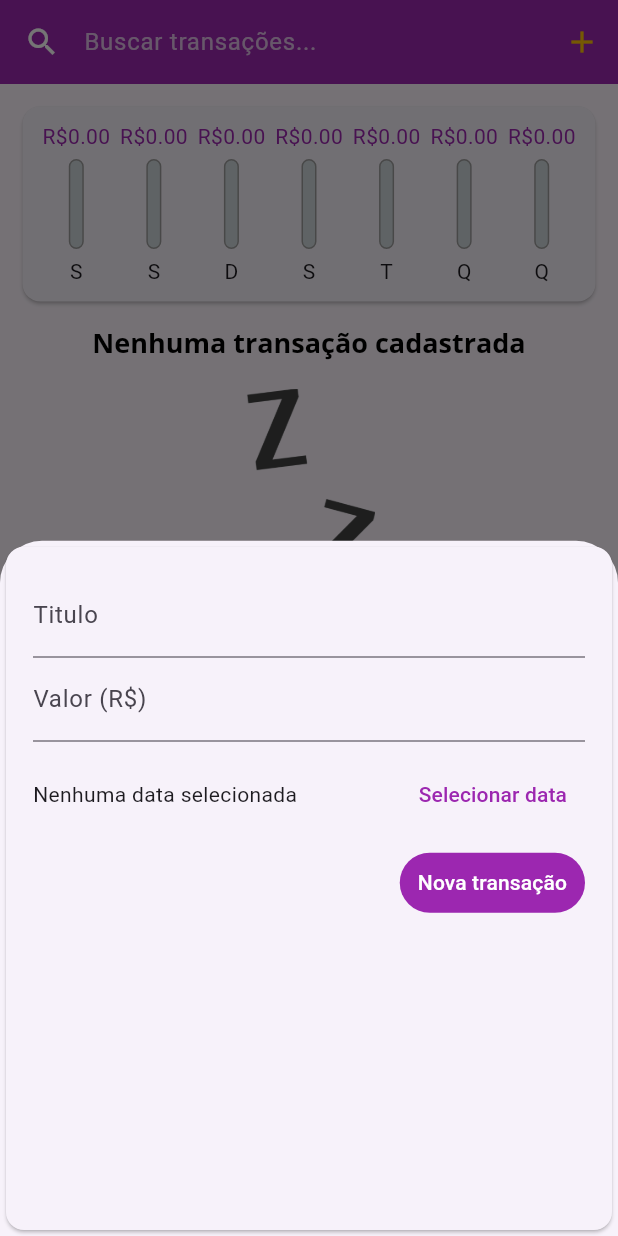
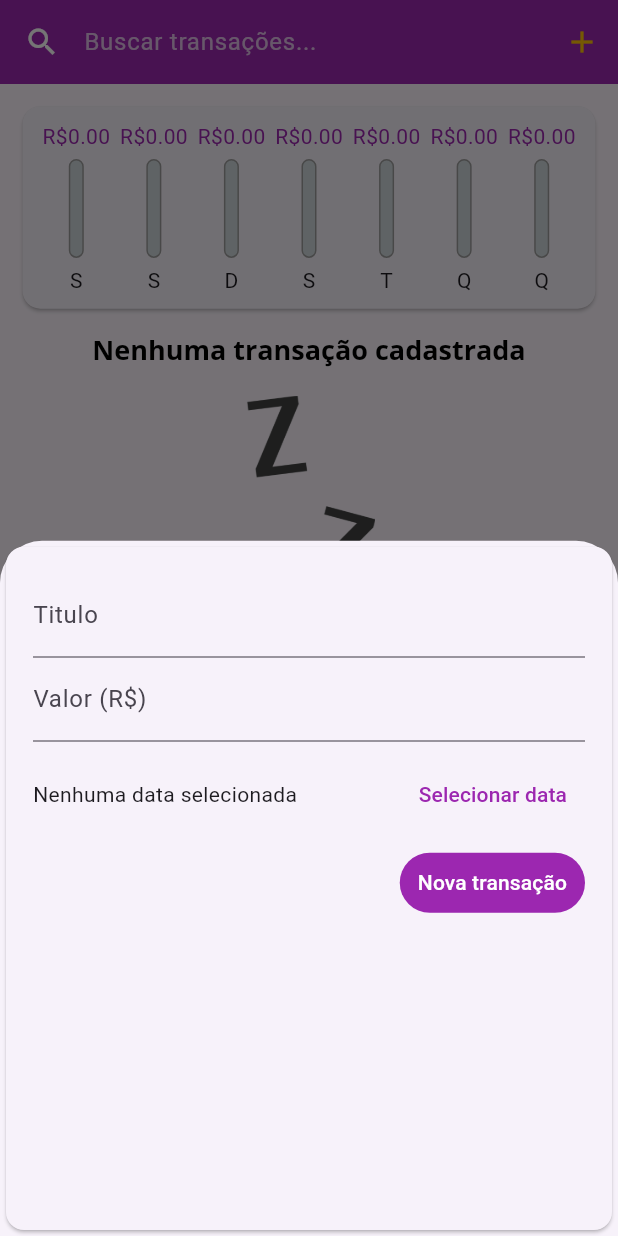
Before and after one commit to iratuan/despesas_app, a Flutter app: the screen it shows after launch, after a tap on the "add" icon, on a phone screen of 412 x 824 dp. Run offline on Flutter 3.47's test engine with Material 3 defaults, Android fonts, the phone set to English and light mode, and no system bars; our stand-ins replace sqflite; accounts and stored records are empty.

Commit message:
Correção da orientação

```diff
--- a/lib/componets/chart_bar.dart
+++ b/lib/componets/chart_bar.dart
@@ -39,7 +39,7 @@ class ChartBar extends StatelessWidget {
         ),
         // Container para representar a própria barra
         Container(
-          height: 60,
+          height: 0.4 *  (MediaQuery.sizeOf(context).height/5), // Define a altura do container
           width: 10,
           child: Stack(
             alignment:
--- a/lib/componets/chat.dart
+++ b/lib/componets/chat.dart
@@ -53,7 +53,9 @@ class Chart extends StatelessWidget {
 
   @override
   Widget build(BuildContext context) {
-    return Card(
+    return Container(
+      height: (MediaQuery.sizeOf(context).height/5) , // Define a altura do container
+      child: Card(
         elevation: 1, // Elevação do cartão para sombra
         margin: const EdgeInsets.all(15), // Margem ao redor do cartão
         child: Container(
@@ -77,6 +79,7 @@ class Chart extends StatelessWidget {
             }).toList(),
           ),
         ),
+      ),
     );
   }
 }
--- a/lib/componets/transaction_form.dart
+++ b/lib/componets/transaction_form.dart
@@ -47,7 +47,9 @@ class _TransactionFormState extends State<TransactionForm> {
       lastDate: DateTime.now(), // Data máxima
     ).then((pickedDate) {
       // Atualiza a data selecionada
-      _selectedDate = pickedDate!;
+      setState(() {
+         _selectedDate = pickedDate!;
+      });
     });
   }
 
--- a/lib/componets/transaction_list.dart
+++ b/lib/componets/transaction_list.dart
@@ -14,7 +14,8 @@ class TransactionList extends StatelessWidget {
   @override
   Widget build(BuildContext context) {
     return Container(
-      height: MediaQuery.sizeOf(context).height - 270, // Define a altura do container
+      margin: EdgeInsets.only(bottom: 30),
+      height: (3.5 * MediaQuery.sizeOf(context).height/5) - 20, // Define a altura do container
       child: transactions.isEmpty
           ? Column(
               children: [
--- a/lib/main.dart
+++ b/lib/main.dart
@@ -1,4 +1,5 @@
 import 'package:flutter/material.dart';
+import 'package:flutter/services.dart';
 import 'package:flutter_localizations/flutter_localizations.dart';
 import 'dart:math';
 
@@ -9,7 +10,15 @@ import 'models/my_transaction.dart';
 import 'services/transaction_db.dart';
 
 // Função principal que inicia o aplicativo Flutter
-void main() => runApp(ExpensesApp());
+void main(){
+  WidgetsFlutterBinding.ensureInitialized();
+  SystemChrome.setPreferredOrientations([
+    DeviceOrientation.portraitUp,
+    DeviceOrientation.portraitDown,
+  ]).then((_) {
+    runApp(ExpensesApp());
+  });
+}
 
 // Classe principal do aplicativo que é um StatelessWidget
 class ExpensesApp extends StatelessWidget {
```
Also changed, not shown: 1 other file. Lines whose indentation alone changed are shown as unchanged.
